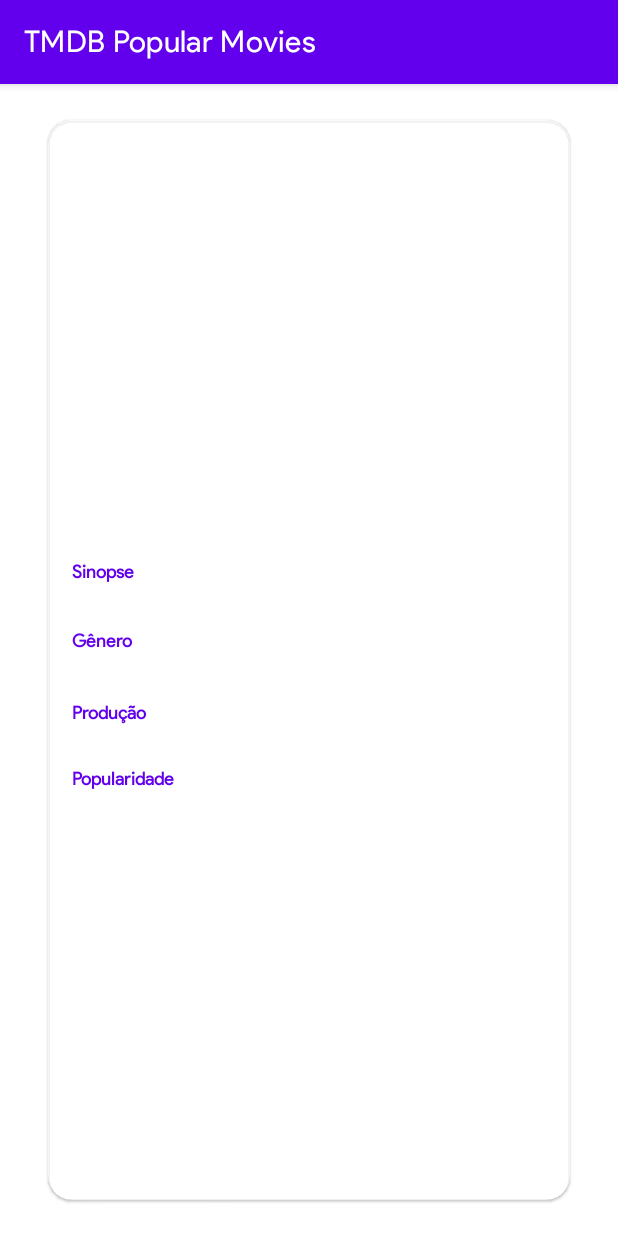
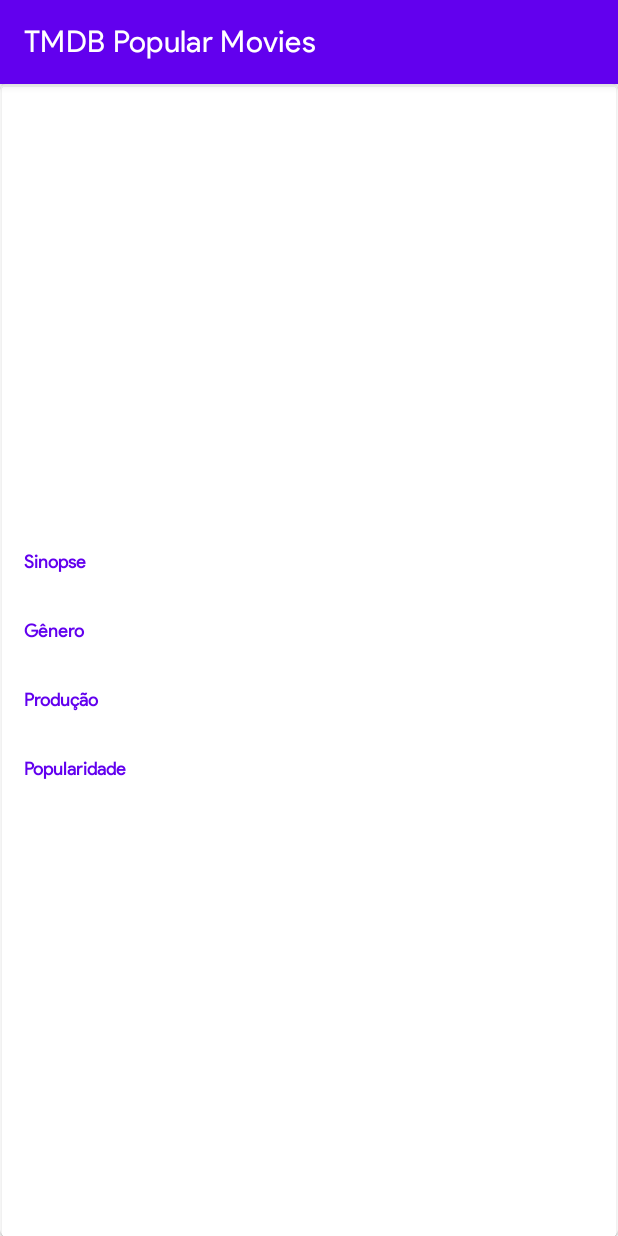
Before and after one commit to Keader/TMDBMovies, an Android app: the fragment DetailFragment placed in its activity, on a phone screen of 412 x 824 dp. Run offline under Robolectric (Android 15) with nearby library versions, the phone set to English and light mode, and no system bars; our stand-ins replace Dagger/Hilt's generated code, Room's generated code, Timber, data binding, navigation-ui and 1 more; libraries missing offline, so code that uses them is left out: androidx.paging; 16 statements that could not run were skipped.

Commit message:
Misc Fixes

```diff
--- a/app/build.gradle
+++ b/app/build.gradle
@@ -44,6 +44,7 @@ dependencies {
     def nav_version = '2.3.2'
     def room_version = "2.2.6"
     def paging_version = "2.1.2"
+    def lottie_version = "3.6.0"
 
     implementation 'androidx.appcompat:appcompat:1.2.0'
     implementation 'com.google.android.material:material:1.2.1'
@@ -87,6 +88,9 @@ dependencies {
     //Paging
     implementation "androidx.paging:paging-runtime:$paging_version"
 
+    // Lottie
+    implementation "com.airbnb.android:lottie:$lottie_version"
+
     testImplementation 'junit:junit:4.+'
     androidTestImplementation 'androidx.test.ext:junit:1.1.2'
     androidTestImplementation 'androidx.test.espresso:espresso-core:3.3.0'
--- a/app/src/main/AndroidManifest.xml
+++ b/app/src/main/AndroidManifest.xml
@@ -2,6 +2,7 @@
 <manifest xmlns:android="http://schemas.android.com/apk/res/android"
     package="dev.keader.tmdbmovies">
 
+    <uses-permission android:name="android.permission.ACCESS_NETWORK_STATE" />
     <uses-permission android:name="android.permission.INTERNET" />
 
     <application
--- a/app/src/main/java/dev/keader/tmdbmovies/view/adapters/GlideBlurTransformation.java
+++ b/app/src/main/java/dev/keader/tmdbmovies/view/adapters/GlideBlurTransformation.java
@@ -33,7 +33,7 @@ public class GlideBlurTransformation extends BitmapTransformation {
         script.setInput(input);
 
         // Set the blur radius
-        script.setRadius(10);
+        script.setRadius(20);
 
         script.forEach(output);
 
--- a/app/src/main/res/layout/fragment_detail.xml
+++ b/app/src/main/res/layout/fragment_detail.xml
@@ -26,25 +26,25 @@
             app:layout_constraintTop_toTopOf="parent"
             tools:src="@drawable/placeholder_blur" />
 
+
         <com.google.android.material.card.MaterialCardView
             android:id="@+id/card_frame"
             android:layout_width="0dp"
             android:layout_height="0dp"
-            android:layout_marginStart="32dp"
-            android:layout_marginTop="24dp"
-            android:layout_marginEnd="32dp"
-            android:layout_marginBottom="24dp"
-            android:elevation="16dp"
             app:cardBackgroundColor="@color/white_transparent"
-            app:cardCornerRadius="16dp"
             app:layout_constraintBottom_toBottomOf="parent"
             app:layout_constraintEnd_toEndOf="parent"
             app:layout_constraintStart_toStartOf="parent"
             app:layout_constraintTop_toTopOf="parent">
 
+            <ScrollView
+                android:layout_width="match_parent"
+                android:layout_height="match_parent"
+                android:fillViewport="true">
+
                 <androidx.constraintlayout.widget.ConstraintLayout
                     android:layout_width="match_parent"
-                android:layout_height="match_parent">
+                    android:layout_height="wrap_content">
 
                     <androidx.appcompat.widget.AppCompatImageView
                         android:id="@+id/cover"
@@ -63,8 +63,8 @@
                         android:id="@+id/label_title"
                         android:layout_width="0dp"
                         android:layout_height="wrap_content"
-                    android:layout_margin="16dp"
                         android:layout_marginStart="16dp"
+                        android:layout_marginTop="16dp"
                         android:layout_marginEnd="16dp"
                         android:gravity="center"
                         android:text="@{movieWithRelations.movie.title}"
@@ -77,6 +77,24 @@
                         app:layout_constraintStart_toStartOf="parent"
                         app:layout_constraintTop_toBottomOf="@+id/cover"
                         tools:text="Piratas do Caribe" />
+
+                    <com.google.android.material.textview.MaterialTextView
+                        android:id="@+id/label_title_original"
+                        android:layout_width="0dp"
+                        android:layout_height="wrap_content"
+                        android:layout_marginStart="16dp"
+                        android:layout_marginEnd="16dp"
+                        android:gravity="center"
+                        android:textAlignment="gravity"
+                        android:textColor="?attr/colorOnBackground"
+                        android:textSize="14sp"
+                        android:textStyle="bold"
+                        app:layout_constraintEnd_toEndOf="parent"
+                        app:layout_constraintHorizontal_bias="0.0"
+                        app:layout_constraintStart_toStartOf="parent"
+                        app:layout_constraintTop_toBottomOf="@+id/label_title"
+                        app:originalTitle="@{ movieWithRelations }"
+                        tools:text="(Titulo Original aqui)" />
 
                     <com.google.android.material.textview.MaterialTextView
                         android:id="@+id/label_sinopse"
@@ -94,7 +112,7 @@
                         app:layout_constraintEnd_toEndOf="parent"
                         app:layout_constraintHorizontal_bias="0.0"
                         app:layout_constraintStart_toStartOf="parent"
-                    app:layout_constraintTop_toBottomOf="@+id/label_title" />
+                        app:layout_constraintTop_toBottomOf="@+id/label_title_original" />
 
                     <com.google.android.material.textview.MaterialTextView
                         android:id="@+id/sinopse"
@@ -106,7 +124,6 @@
                         android:layout_marginEnd="16dp"
                         android:ellipsize="end"
                         android:gravity="bottom"
-                    android:maxLines="11"
                         android:text="@{movieWithRelations.movie.overview}"
                         android:textAlignment="gravity"
                         android:textColor="?android:attr/textColorSecondary"
@@ -145,7 +162,6 @@
                         android:layout_marginEnd="16dp"
                         android:ellipsize="end"
                         android:gravity="bottom"
-                    android:maxLines="1"
                         android:textAlignment="gravity"
                         android:textColor="?android:attr/textColorSecondary"
                         android:textSize="12sp"
@@ -161,7 +177,7 @@
                         android:layout_width="0dp"
                         android:layout_height="wrap_content"
                         android:layout_marginStart="16dp"
-                    android:layout_marginTop="56dp"
+                        android:layout_marginTop="8dp"
                         android:layout_marginEnd="16dp"
                         android:gravity="start"
                         android:text="@string/production"
@@ -172,7 +188,7 @@
                         app:layout_constraintEnd_toEndOf="parent"
                         app:layout_constraintHorizontal_bias="0.0"
                         app:layout_constraintStart_toStartOf="parent"
-                    app:layout_constraintTop_toBottomOf="@+id/sinopse" />
+                        app:layout_constraintTop_toBottomOf="@+id/genres" />
 
                     <com.google.android.material.textview.MaterialTextView
                         android:id="@+id/companies"
@@ -184,7 +200,6 @@
                         android:layout_marginEnd="16dp"
                         android:ellipsize="end"
                         android:gravity="bottom"
-                    android:maxLines="2"
                         android:textAlignment="gravity"
                         android:textColor="?android:attr/textColorSecondary"
                         android:textSize="12sp"
@@ -200,7 +215,7 @@
                         android:layout_width="0dp"
                         android:layout_height="wrap_content"
                         android:layout_marginStart="16dp"
-                    android:layout_marginTop="100dp"
+                        android:layout_marginTop="8dp"
                         android:layout_marginEnd="16dp"
                         android:gravity="start"
                         android:text="@string/popularity"
@@ -211,7 +226,7 @@
                         app:layout_constraintEnd_toEndOf="parent"
                         app:layout_constraintHorizontal_bias="0.0"
                         app:layout_constraintStart_toStartOf="parent"
-                    app:layout_constraintTop_toBottomOf="@+id/sinopse" />
+                        app:layout_constraintTop_toBottomOf="@+id/companies" />
 
                     <com.google.android.material.textview.MaterialTextView
                         android:id="@+id/popularity"
@@ -219,23 +234,25 @@
                         android:layout_height="wrap_content"
                         android:layout_marginHorizontal="16dp"
                         android:layout_marginStart="16dp"
-                    android:layout_marginTop="56dp"
+                        android:layout_marginTop="8dp"
                         android:layout_marginEnd="16dp"
                         android:ellipsize="end"
                         android:gravity="bottom"
-                    android:maxLines="2"
+                        android:paddingBottom="8dp"
                         android:textAlignment="gravity"
                         android:textColor="?android:attr/textColorSecondary"
                         android:textSize="12sp"
                         app:layout_constraintEnd_toEndOf="parent"
                         app:layout_constraintHorizontal_bias="0.0"
                         app:layout_constraintStart_toStartOf="parent"
-                    app:layout_constraintTop_toBottomOf="@+id/label_companies"
+                        app:layout_constraintTop_toBottomOf="@+id/label_popularity"
                         app:rating="@{movieWithRelations.movie}"
                         tools:text="Avaliado em 7.2/10, baseado em 2513 votos, desde o seu lançamento em 12/01/2021" />
 
                 </androidx.constraintlayout.widget.ConstraintLayout>
 
+            </ScrollView>
+
         </com.google.android.material.card.MaterialCardView>
 
     </androidx.constraintlayout.widget.ConstraintLayout>
--- a/app/src/main/res/values/strings.xml
+++ b/app/src/main/res/values/strings.xml
@@ -7,4 +7,6 @@
     <string name="popularity">Popularidade</string>
     <string name="empty_overview">Não existe sinopse para este filme</string>
     <string name="popularity_format">"Avaliado em %1$s/10, baseado em %2$s votos, desde o seu lançamento em %3$s"</string>
+    <string name="missing_company">"Não informado"</string>
+    <string name="original_title_format">"(%1$s)"</string>
 </resources>
```
Also changed, not shown: app/src/main/java/dev/keader/tmdbmovies/repository/TMDBRepository.java (+12 -12 lines), app/src/main/java/dev/keader/tmdbmovies/view/adapters/BindingAdapters.java (+21 -1 lines), app/src/main/java/dev/keader/tmdbmovies/view/adapters/paging/MovieBoundaryCallback.java (+27 -19 lines), app/src/main/java/dev/keader/tmdbmovies/view/home/HomeFragment.java (+24 -1 lines), app/src/main/res/layout/fragment_home.xml (+13 -0 lines), app/src/main/res/raw/missing_connection.json (deleted, +0 -1 lines). Lines whose indentation alone changed are shown as unchanged.
